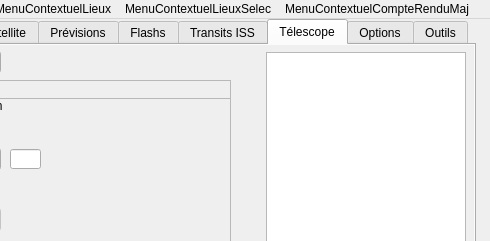
Old version of the form src/interface/onglets.ui in the repository mconsidine/previsat_archive; both pictures show x 302 to 792 and y 0 to 241 of the 792 by 241 pixel window.
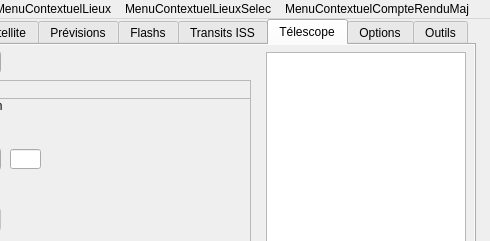
New version of the form. The open tabs and pages were chosen to show the change. Icons and pictures are not drawn.

Diff of the .ui file:
```diff
--- a/src/interface/onglets.ui
+++ b/src/interface/onglets.ui
@@ -7520,7 +7520,7 @@
        <rect>
         <x>10</x>
         <y>35</y>
-        <width>521</width>
+        <width>541</width>
         <height>171</height>
        </rect>
       </property>
@@ -7694,7 +7694,7 @@
         <rect>
          <x>0</x>
          <y>18</y>
-         <width>521</width>
+         <width>541</width>
          <height>151</height>
         </rect>
        </property>
```
Left out of the diff: 26 changed lines with no effect on the pictures.
